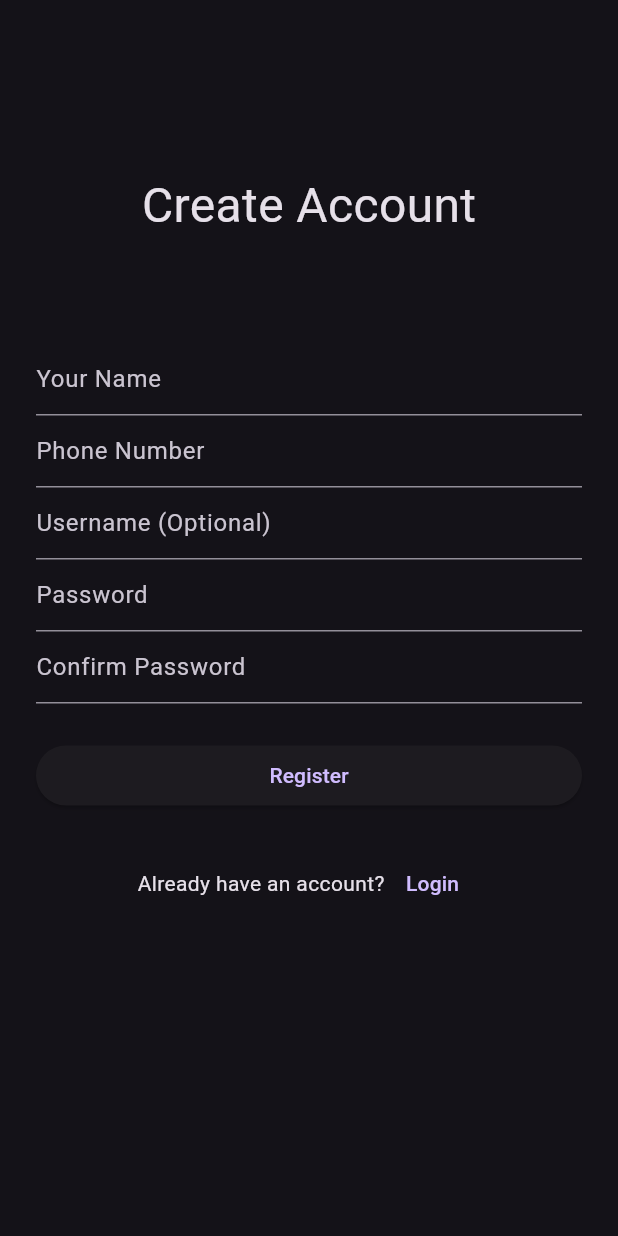
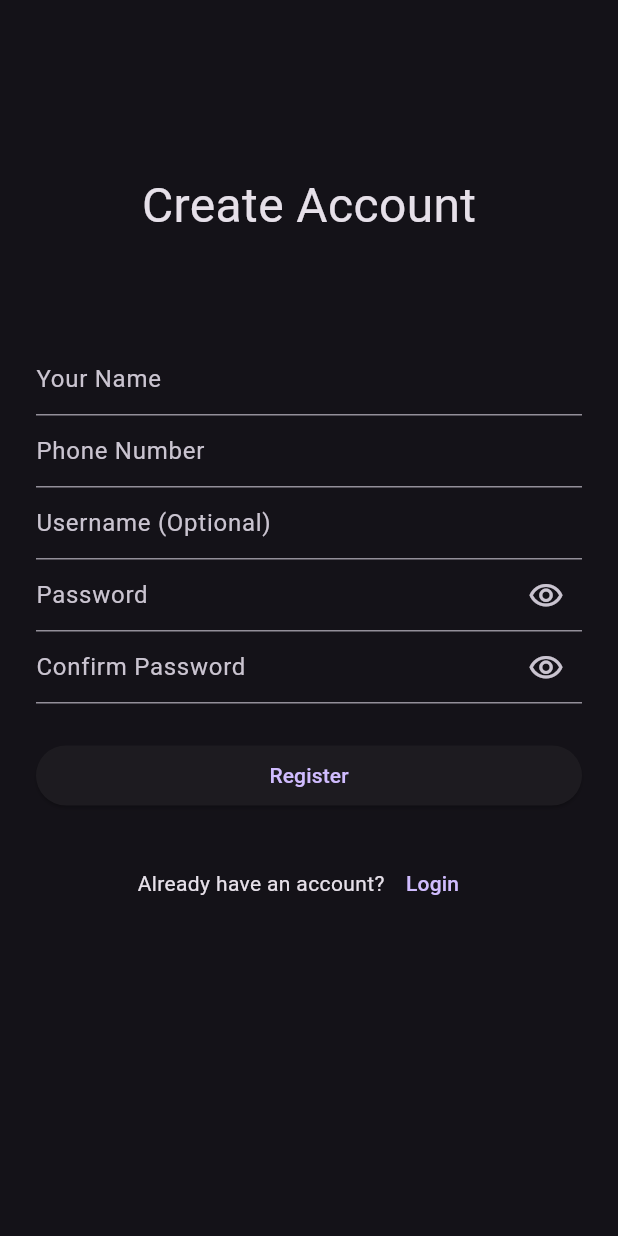
Before and after one commit to Neuxtron/silance, a Flutter app: the RegisterPage screen opened by its route, on a phone screen of 412 x 824 dp. Run offline on Flutter 3.47's test engine with Material 3 defaults, Android fonts, the phone set to English and light mode, and no system bars; our stand-ins replace dartz, dio, equatable, flutter_bloc, flutter_dotenv, flutter_local_notifications and 4 more; accounts and stored records are empty.

Commit message:
Added show password button

```diff
--- a/silance_flutter/lib/features/authentication/presentation/pages/login_page.dart
+++ b/silance_flutter/lib/features/authentication/presentation/pages/login_page.dart
@@ -5,6 +5,7 @@ import 'package:silance/core/router/app_routes.dart';
 import 'package:silance/features/authentication/presentation/cubit/auth_cubit.dart';
 import 'package:silance/features/authentication/presentation/cubit/login_cubit.dart';
 import 'package:silance/features/authentication/presentation/cubit/login_state.dart';
+import 'package:silance/features/authentication/presentation/widgets/password_text_field.dart';
 
 class LoginPage extends StatelessWidget {
   const new({super.key});
@@ -51,13 +52,9 @@ class LoginPage extends StatelessWidget {
               ),
               onChanged: cubit.usernameChanged,
             ),
-            TextField(
-              obscureText: true,
-              keyboardType: .visiblePassword,
-              decoration: const InputDecoration(
-                hintText: 'Password',
-              ),
+            PasswordTextField(
               onChanged: cubit.passwordChanged,
+              hint: 'Password',
             ),
             const SizedBox(height: 36),
             BlocSelector<LoginCubit, LoginState, bool>(
--- a/silance_flutter/lib/features/authentication/presentation/pages/register_page.dart
+++ b/silance_flutter/lib/features/authentication/presentation/pages/register_page.dart
@@ -4,6 +4,7 @@ import 'package:go_router/go_router.dart';
 import 'package:silance/features/authentication/presentation/cubit/auth_cubit.dart';
 import 'package:silance/features/authentication/presentation/cubit/register_cubit.dart';
 import 'package:silance/features/authentication/presentation/cubit/register_state.dart';
+import 'package:silance/features/authentication/presentation/widgets/password_text_field.dart';
 
 class RegisterPage extends StatelessWidget {
   const new({super.key});
@@ -62,19 +63,13 @@ class RegisterPage extends StatelessWidget {
                 hintText: 'Username (Optional)',
               ),
             ),
-            TextField(
+            PasswordTextField(
               onChanged: cubit.passwordChanged,
-              obscureText: true,
-              decoration: const InputDecoration(
-                hintText: 'Password',
-              ),
+              hint: 'Password',
             ),
-            TextField(
+            PasswordTextField(
               onChanged: cubit.confirmPasswordChanged,
-              obscureText: true,
-              decoration: const InputDecoration(
-                hintText: 'Confirm Password',
-              ),
+              hint: 'Confirm Password',
             ),
             const SizedBox(height: 24),
             BlocSelector<RegisterCubit, RegisterState, bool>(
--- /dev/null
+++ b/silance_flutter/lib/features/authentication/presentation/widgets/password_text_field.dart
@@ -0,0 +1,43 @@
+import 'package:flutter/material.dart';
+
+class PasswordTextField extends StatefulWidget {
+  const new({
+    super.key,
+    required this.onChanged,
+    required this.hint,
+  });
+
+  final ValueChanged<String> onChanged;
+  final String hint;
+
+  @override
+  State<PasswordTextField> createState() => _PasswordTextFieldState();
+}
+
+class _PasswordTextFieldState extends State<PasswordTextField> {
+  bool _show = false;
+
+  @override
+  Widget build(BuildContext context) {
+    return Stack(
+      children: [
+        TextField(
+          onChanged: widget.onChanged,
+          obscureText: !_show,
+          decoration: InputDecoration(
+            hintText: widget.hint,
+          ),
+        ),
+        Align(
+          alignment: .centerRight,
+          child: IconButton(
+            onPressed: () => setState(() => _show = !_show),
+            icon: Icon(
+              _show ? Icons.visibility_off_outlined : Icons.visibility_outlined,
+            ),
+          ),
+        ),
+      ],
+    );
+  }
+}
```
